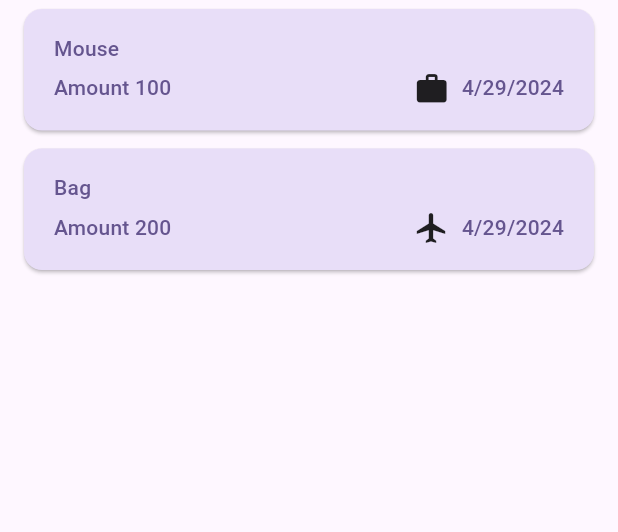
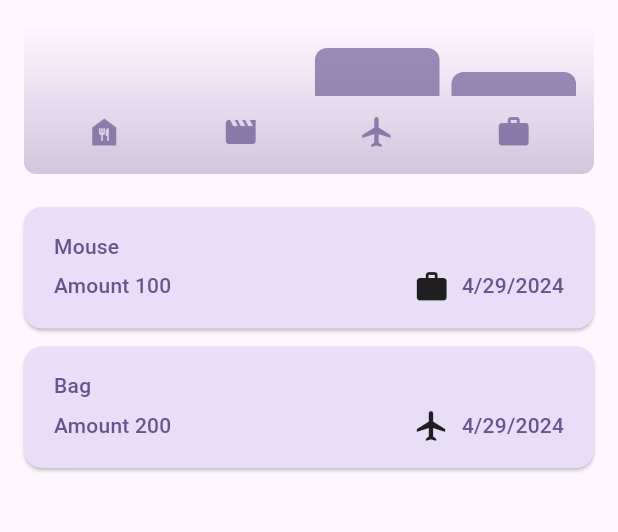
Before and after one commit to Shivangm9669/Expense-tracker, a Flutter app: the screen it shows after launch, on a phone screen of 412 x 824 dp, the part 84-616 px from its top. Run offline on Flutter 3.47's test engine with Material 3 defaults, Android fonts, the phone set to English and light mode, and no system bars.

Commit message:
Chart is add to the app and some change in add expense fonts colors

```diff
--- a/lib/class/expense.dart
+++ b/lib/class/expense.dart
@@ -11,7 +11,6 @@ var categoryIcon = {
   Categorys.travel: Icons.flight,
   Categorys.work: Icons.work
 };
-
 
 enum Categorys { travel, food, lesiure, work }
 
@@ -33,3 +32,25 @@ class Expenses {
     return formatter.format(expenseDate);
   }
 }
+
+class ExpenseBucket {
+  const ExpenseBucket({required this.category, required this.expenses});
+
+  final List<Expenses> expenses;
+  final Categorys category;
+
+  ExpenseBucket.forCategory(List<Expenses> allExpenses, this.category)
+      : expenses = allExpenses
+            .where((expense) => expense.expenseCategory == category)
+            .toList();
+
+  double get totalExpense {
+    double sum = 0;
+
+    for (final expense in expenses) {
+      sum += expense.expenseAmount;
+    }
+
+    return sum;
+  }
+}
--- a/lib/screen/mainscreenpage.dart
+++ b/lib/screen/mainscreenpage.dart
@@ -1,5 +1,6 @@
 import 'package:expense_tracker/class/expense.dart';
 import 'package:expense_tracker/widgets/add_expense.dart';
+import 'package:expense_tracker/widgets/chart/chart.dart';
 import 'package:expense_tracker/widgets/expenseitem.dart';
 import 'package:flutter/material.dart';
 
@@ -107,12 +108,18 @@ class _ExpenseTrackerMainPageState extends State<ExpenseTrackerMainPage> {
               child: ExpenseInfo(expense: _expensesList[index])));
     }
     return Scaffold(
-        appBar: AppBar(
-          title: const Text('Expense Tracker'),
-          actions: [
-            IconButton(onPressed: addExpense, icon: const Icon(Icons.add))
-          ],
+      appBar: AppBar(
+        title: const Text('Expense Tracker'),
+        actions: [
+          IconButton(onPressed: addExpense, icon: const Icon(Icons.add))
+        ],
+      ),
+      body: Column(children: [
+        Chart(expenses: _expensesList),
+        Expanded(
+          child: mainContent,
         ),
-        body: mainContent);
+      ]),
+    );
   }
 }
--- a/lib/widgets/add_expense.dart
+++ b/lib/widgets/add_expense.dart
@@ -15,7 +15,7 @@ class AddExpenses extends StatefulWidget {
 class _AddExpensesState extends State<AddExpenses> {
   final _textcontroller = TextEditingController();
   final _amountcontroller = TextEditingController();
-  DateTime ?_selectedDate ;
+  DateTime _selectedDate = DateTime.now();
   Categorys _selectedCategories = Categorys.food;
 
   @override
@@ -30,9 +30,7 @@ class _AddExpensesState extends State<AddExpenses> {
     void addExpenseToList() {
       final validAmount = double.tryParse(_amountcontroller.text);
       final isVaild = validAmount == null || validAmount <= 0;
-      if (isVaild ||
-          _textcontroller.text.trim().isEmpty ||
-          _selectedDate == null) {
+      if (isVaild || _textcontroller.text.trim().isEmpty) {
         showDialog(
           context: context,
           builder: (ctx) => AlertDialog(
@@ -55,7 +53,7 @@ class _AddExpensesState extends State<AddExpenses> {
         );
       } else {
         widget.editList(_textcontroller, _amountcontroller, _selectedCategories,
-            _selectedDate!);
+            _selectedDate);
 
         Navigator.pop(context);
       }
@@ -66,10 +64,13 @@ class _AddExpensesState extends State<AddExpenses> {
       final firstDate = DateTime(now.year - 1, now.month, now.day);
       final lastDate = now;
       final pickedDate = await showDatePicker(
-          context: context, firstDate: firstDate, lastDate: lastDate);
+          context: context,
+          initialDate: _selectedDate,
+          firstDate: firstDate,
+          lastDate: lastDate);
 
       setState(() {
-        _selectedDate = pickedDate;
+        _selectedDate = pickedDate ?? _selectedDate;
       });
     }
 
@@ -79,6 +80,8 @@ class _AddExpensesState extends State<AddExpenses> {
         children: [
           TextField(
             maxLength: 50,
+            style: TextStyle(
+                color: Theme.of(context).textTheme.titleMedium?.color),
             decoration: const InputDecoration(hintText: "Expense Title"),
             controller: _textcontroller,
           ),
@@ -86,10 +89,11 @@ class _AddExpensesState extends State<AddExpenses> {
             children: [
               Expanded(
                 child: TextField(
+                  style: TextStyle(
+                      color: Theme.of(context).textTheme.titleMedium?.color),
                   decoration: const InputDecoration(hintText: "Amount"),
                   keyboardType: TextInputType.number,
                   controller: _amountcontroller,
-
                 ),
               ),
               const SizedBox(
@@ -100,9 +104,7 @@ class _AddExpensesState extends State<AddExpenses> {
                 mainAxisAlignment: MainAxisAlignment.end,
                 children: [
                   Text(
-                    _selectedDate == null
-                        ? "Please Choose Date"
-                        : formatter.format(_selectedDate!),
+                    formatter.format(_selectedDate),
                     style: Theme.of(context).textTheme.titleMedium,
                   ),
                   IconButton(
@@ -120,18 +122,23 @@ class _AddExpensesState extends State<AddExpenses> {
               DropdownButton(
                 items: Categorys.values
                     .map((e) => DropdownMenuItem(
-
                         value: e,
                         child:
                             Text(e.toString().toUpperCase().split('.').last)))
                     .toList(),
                 value: _selectedCategories,
                 onChanged: (newvalue) {
-                  setState(() {
-                    _selectedCategories = newvalue!;
-                  });
+                  setState(
+                    () {
+                      _selectedCategories = newvalue!;
+                    },
+                  );
                 },
                 style: Theme.of(context).textTheme.titleMedium,
+                icon: Icon(
+                  Icons.arrow_drop_down,
+                  color: Theme.of(context).colorScheme.primary,
+                ),
               ),
               const SizedBox(
                 width: 60,
--- /dev/null
+++ b/lib/widgets/chart/chart.dart
@@ -0,0 +1,94 @@
+import 'package:expense_tracker/class/expense.dart';
+import 'package:expense_tracker/widgets/chart/chart_bar.dart';
+import 'package:flutter/material.dart';
+
+class Chart extends StatelessWidget {
+  const Chart({super.key, required this.expenses});
+
+  final List<Expenses> expenses;
+
+  List<ExpenseBucket> get buckets => [
+        ExpenseBucket.forCategory(expenses, Categorys.food),
+        ExpenseBucket.forCategory(expenses, Categorys.lesiure),
+        ExpenseBucket.forCategory(expenses, Categorys.travel),
+        ExpenseBucket.forCategory(expenses, Categorys.work)
+      ];
+
+  double get maxTotalExpense {
+    double maxExpense = 0;
+
+    for (final bucket in buckets) {
+      if (bucket.totalExpense > maxExpense) {
+        maxExpense = bucket.totalExpense;
+      }
+    }
+
+    return maxExpense;
+  }
+
+  @override
+  Widget build(BuildContext context) {
+    final isDarkmode =
+        MediaQuery.of(context).platformBrightness == Brightness.dark;
+    return Container(
+      margin: const EdgeInsets.all(16),
+      padding: const EdgeInsets.symmetric(
+        vertical: 16,
+        horizontal: 8,
+      ),
+      width: double.infinity,
+      height: 100,
+      decoration: BoxDecoration(
+        borderRadius: BorderRadius.circular(8),
+        gradient: LinearGradient(
+          colors: [
+            Theme.of(context).colorScheme.primary.withOpacity(0.3),
+            Theme.of(context).colorScheme.primary.withOpacity(0.0)
+          ],
+          begin: Alignment.bottomCenter,
+          end: Alignment.topCenter,
+        ),
+      ),
+      child: Column(
+        children: [
+          Expanded(
+            child: Row(
+              crossAxisAlignment: CrossAxisAlignment.end,
+              children: [
+                for (final bucket in buckets)
+                  ChartBar(
+                    fill: bucket.totalExpense == 0
+                        ? 0
+                        : (bucket.totalExpense / maxTotalExpense),
+                  )
+              ],
+            ),
+          ),
+          const SizedBox(
+            height: 12,
+          ),
+          Row(
+            children: buckets
+                .map(
+                  (bucket) => Expanded(
+                    child: Padding(
+                      padding: const EdgeInsets.symmetric(horizontal: 4),
+                      child: Icon(
+                        categoryIcon[bucket.category],
+                        color: isDarkmode
+                            ? Theme.of(context).colorScheme.secondary
+                            : Theme.of(context)
+                                .colorScheme
+                                .primary
+                                .withOpacity(0.7),
+                      ),
+                    ),
+                  ),
+                )
+                .toList(),
+          )
+        ],
+      ),
+    );
+  }
+}
--- /dev/null
+++ b/lib/widgets/chart/chart_bar.dart
@@ -0,0 +1,28 @@
+import 'package:flutter/material.dart';
+
+class ChartBar extends StatelessWidget {
+  const ChartBar({super.key, required this.fill});
+
+  final double fill;
+
+  @override
+  Widget build(BuildContext context) {
+    final isDarKMode =
+        MediaQuery.of(context).platformBrightness == Brightness.dark;
+    return Expanded(
+        child: Padding(
+            padding: const EdgeInsets.symmetric(horizontal: 4),
+            child: FractionallySizedBox(
+              heightFactor: fill,
+              child: DecoratedBox(
+                  decoration: BoxDecoration(
+                shape: BoxShape.rectangle,
+                borderRadius:
+                    const BorderRadius.vertical(top: Radius.circular(8)),
+                color: isDarKMode
+                    ? Theme.of(context).colorScheme.secondary
+                    : Theme.of(context).colorScheme.primary.withOpacity(0.65),
+              )),
+            )));
+  }
+}
```
